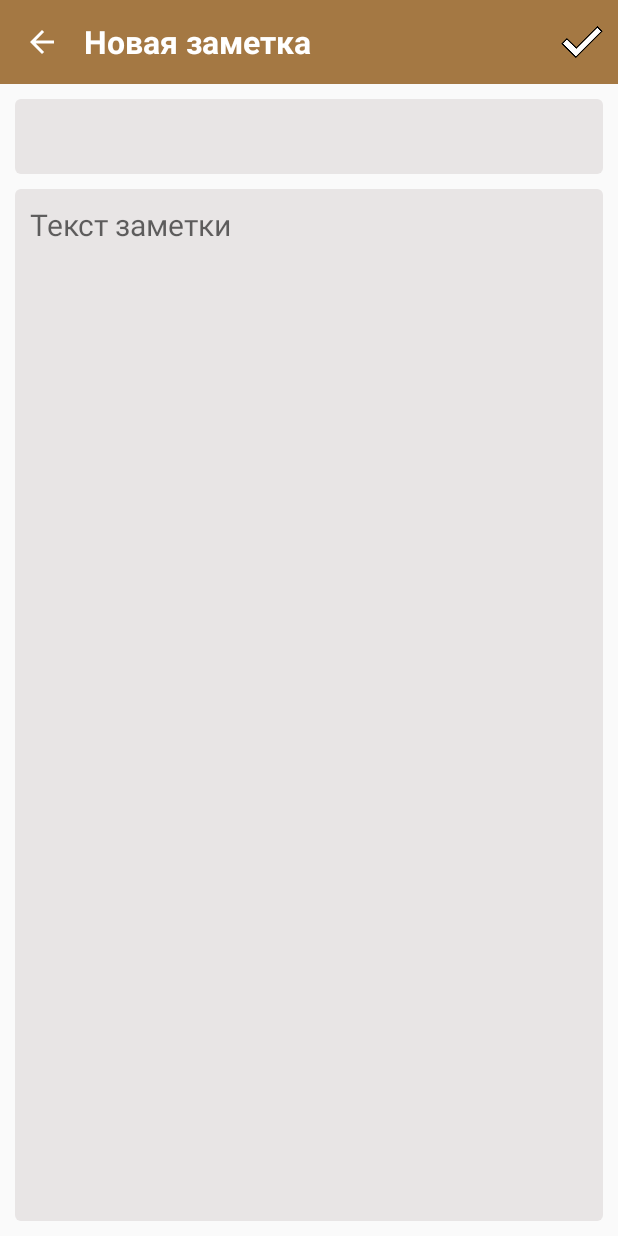
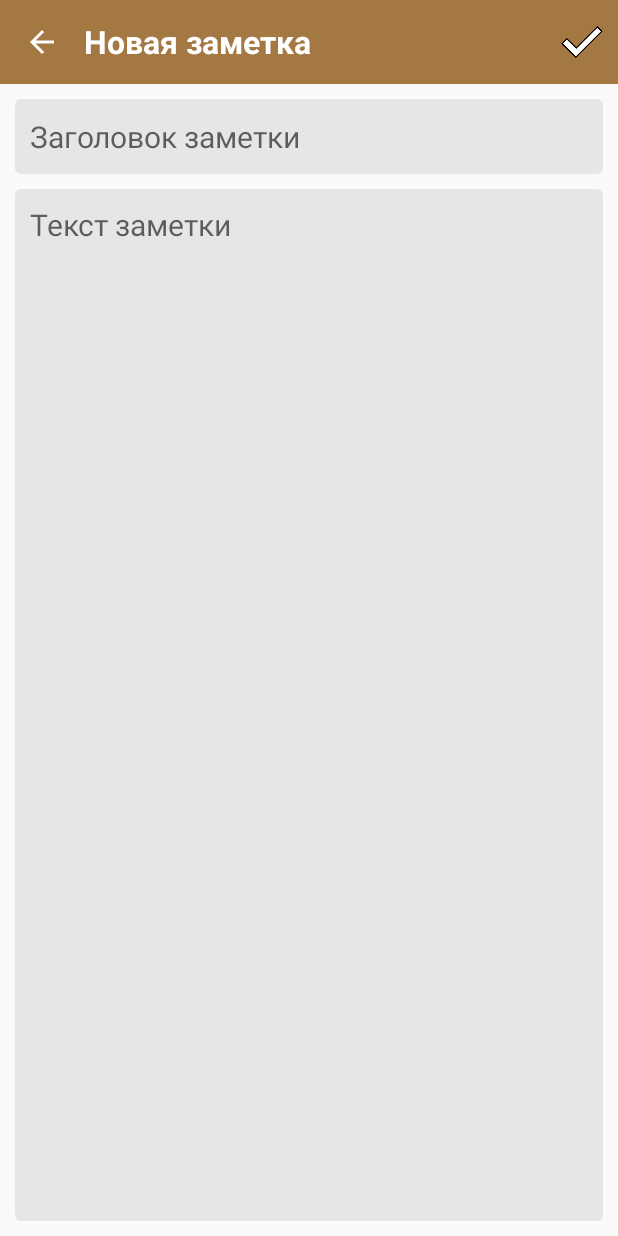
Before and after one commit to alexandr7035/txnotes, an Android app: the NoteActivity screen opened directly, with no data from a screen before it, after a tap on an icon or button, on a phone screen of 412 x 824 dp. Run offline under Robolectric (Android 15) with nearby library versions, the phone set to English and light mode, and no system bars; our stand-ins replace Room's generated code.

Commit message:
Update save menu item behaviour
Now can't save note if both title and text fields are empty

```diff
--- a/app/src/main/java/com/alexandr7035/txnotes/activities/NoteActivity.java
+++ b/app/src/main/java/com/alexandr7035/txnotes/activities/NoteActivity.java
@@ -7,7 +7,6 @@ import android.content.Intent;
 import android.os.Bundle;
 import android.os.Vibrator;
 import android.text.format.DateFormat;
-import android.util.Log;
 import android.view.MenuItem;
 import android.view.View;
 import android.widget.EditText;
@@ -35,20 +34,18 @@ public class NoteActivity extends AppCompatActivity
 
     private final String LOG_TAG = "DEBUG_TXNOTES";
 
-    private EditText noteTextView;
+    private NoteViewModel viewModel;
     private MutableLiveData<String> activityStateLiveData;
+    private MutableLiveData<NoteEntity> noteLiveData;
 
     private TextView toolbarTitle;
-
-    private MutableLiveData<NoteEntity> noteLiveData;
-
-    private NoteViewModel viewModel;
+    private EditText noteTitleView;
+    private EditText noteTextView;
 
     private BottomSheetDialog infoDialog;
+    private ExitConfirmationDialog exitConfirmationDialog;
 
     private Vibrator vibrator;
-
-    private ExitConfirmationDialog exitConfirmationDialog;
 
     private long note_id;
 
@@ -67,7 +64,7 @@ public class NoteActivity extends AppCompatActivity
         final Toolbar toolbar = findViewById(R.id.toolbar);
         toolbarTitle = findViewById(R.id.toolbarTitle);
         noteTextView = findViewById(R.id.noteTextView);
-
+        noteTitleView = findViewById(R.id.noteTitleView);
 
 
         // Close activity on navigation btn click
@@ -124,6 +121,7 @@ public class NoteActivity extends AppCompatActivity
                     if (activityState.equals("STATE_CREATING")) {
                         toolbarTitle.setText(getString(R.string.activity_create_note_title));
                         noteTextView.setEnabled(true);
+                        noteTitleView.setEnabled(true);
 
                         toolbar.getMenu().findItem(R.id.item_edit_note).setVisible(false);
                         toolbar.getMenu().findItem(R.id.item_save_note).setVisible(true);
@@ -135,6 +133,7 @@ public class NoteActivity extends AppCompatActivity
                     else if (activityState.equals("STATE_SHOWING")) {
                         toolbarTitle.setText(getString(R.string.activity_show_note_title));
                         noteTextView.setEnabled(false);
+                        noteTitleView.setEnabled(false);
 
                         try {
                             noteLiveData.postValue(viewModel.getNote(note_id));
@@ -152,6 +151,7 @@ public class NoteActivity extends AppCompatActivity
                     else if (activityState.equals("STATE_EDITING")) {
                         toolbarTitle.setText(getString(R.string.activity_edit_note_title));
                         noteTextView.setEnabled(true);
+                        noteTitleView.setEnabled(true);
 
                         toolbar.getMenu().findItem(R.id.item_edit_note).setVisible(false);
                         toolbar.getMenu().findItem(R.id.item_save_note).setVisible(true);
@@ -249,8 +249,8 @@ public class NoteActivity extends AppCompatActivity
 
 
                 // Prohibit saving empty notes
-                if (noteTextView.getText().toString().trim().equals("")) {
-                    vibrator.vibrate(300);
+                if (noteTextView.getText().toString().trim().equals("") && noteTitleView.getText().toString().trim().equals("")) {
+                    vibrator.vibrate(200);
 
                     Toast toast = Toast.makeText(this, getString(R.string.toast_cant_save_empty_note),
                                 Toast.LENGTH_SHORT);
--- a/app/src/main/res/layout/activity_note.xml
+++ b/app/src/main/res/layout/activity_note.xml
@@ -41,9 +41,11 @@
         android:layout_margin="10dp"
         android:background="@drawable/default_field_background"
         android:ems="10"
+        android:hint="@string/hint_set_note_title_text"
         android:inputType="textPersonName"
         android:maxLength="50"
         android:padding="10dp"
+        android:textColor="@drawable/color_note_text"
         android:textSize="@dimen/note_text"
         app:layout_constraintEnd_toEndOf="parent"
         app:layout_constraintStart_toStartOf="parent"
--- a/app/src/main/res/values/strings.xml
+++ b/app/src/main/res/values/strings.xml
@@ -9,6 +9,7 @@
 
     <!-- Hint text -->
     <string name="hint_set_note_text">Текст заметки</string>
+    <string name="hint_set_note_title_text">Заголовок заметки</string>
 
     <!-- Snacks -->
     <string name="snack_delete_notes">Заметки удалены (%1$s)</string>
@@ -35,7 +36,7 @@
     <string name="shared_pref_key_sorting">SORTING_MODE</string>
 
 
-    <string name="toast_cant_save_empty_note">Нельзя сохранить пустую заметку</string>
+    <string name="toast_cant_save_empty_note">Нельзя сохранить пустую заметку\nВведите заголовок и (или) текст заметки</string>
     <string name="toast_text_copied">Текст скопирован</string>
 
     <string name="dialog_exit_confirmation_positive">Выход</string>
```
